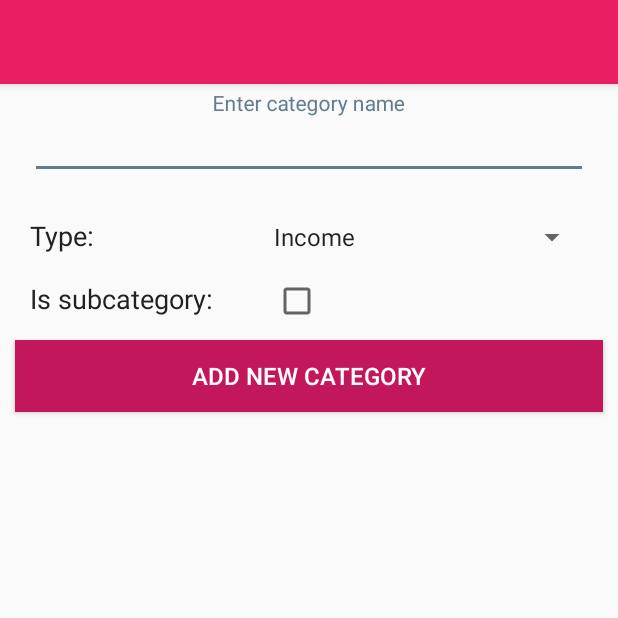
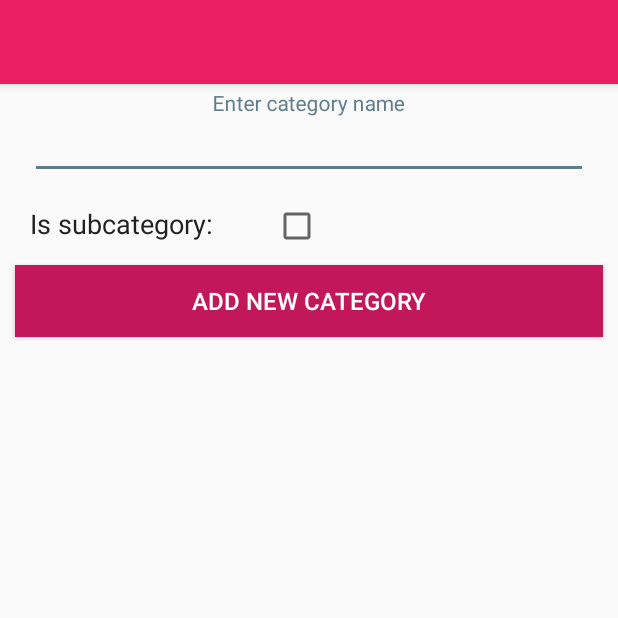
Before and after one commit to DStefanow/FastAccounting, an Android app: the screen it shows after launch (AddNewCategory), after a tap on "Add New Category", on a phone screen of 412 x 824 dp, the top half of it. Run offline under Robolectric (Android 15) with nearby library versions, the phone set to English and light mode, and no system bars; our stand-ins replace Room's generated code.

Commit message:
Add support for new category

```diff
--- a/app/src/main/java/com/dobromir/stefanov/fastaccounting/Activities/AddNewCategory.java
+++ b/app/src/main/java/com/dobromir/stefanov/fastaccounting/Activities/AddNewCategory.java
@@ -1,5 +1,6 @@
 package com.dobromir.stefanov.fastaccounting.Activities;
 
+import android.content.Intent;
 import android.os.Bundle;
 import android.view.View;
 import android.widget.ArrayAdapter;
@@ -7,6 +8,7 @@ import android.widget.AutoCompleteTextView;
 import android.widget.CheckBox;
 import android.widget.LinearLayout;
 import android.widget.Spinner;
+import android.widget.Toast;
 
 import androidx.appcompat.app.ActionBar;
 import androidx.appcompat.app.AppCompatActivity;
@@ -20,8 +22,7 @@ public class AddNewCategory extends AppCompatActivity {
     LinearLayout layoutMainCategory;
     AutoCompleteTextView editTxtCategoryName;
 
-
-    // Data object
+    // Flag for subcategory menu
     boolean isSubcategory = false;
 
     @Override
@@ -38,16 +39,7 @@ public class AddNewCategory extends AppCompatActivity {
         layoutMainCategory = (LinearLayout) findViewById(R.id.layoutMainCategory);
         editTxtCategoryName = (AutoCompleteTextView) findViewById(R.id.editTxtCategoryName);
 
-        PopulateTypeSpinner();
         SetupAutofillCategoryName();
-    }
-
-    private void PopulateTypeSpinner() {
-        ArrayAdapter<CharSequence> typeAdapter = ArrayAdapter.createFromResource(this,
-                R.array.types, android.R.layout.simple_spinner_item);
-
-        typeAdapter.setDropDownViewResource(android.R.layout.simple_spinner_dropdown_item);
-        typeSpinner.setAdapter(typeAdapter);
     }
 
     private void SetupAutofillCategoryName() {
@@ -59,7 +51,23 @@ public class AddNewCategory extends AppCompatActivity {
     }
 
     public void SubmitCategory(View view) {
-        setResult(RESULT_OK);
+        String categoryName = editTxtCategoryName.getText().toString();
+        int categoryParentId = 0;
+
+        if (categoryName.length() < 3) {
+            Toast.makeText(this, R.string.toast_category_name_check, Toast.LENGTH_SHORT).show();
+            return;
+        }
+
+        if (checkBoxIsSubcategory.isChecked()) {
+            // TODO .. Implement logic here
+        }
+
+        Intent intent = new Intent();
+        intent.putExtra("categoryName", categoryName);
+        intent.putExtra("categoryParentId", categoryParentId);
+
+        setResult(RESULT_OK, intent);
         this.finish();
     }
 
--- a/app/src/main/java/com/dobromir/stefanov/fastaccounting/Activities/MainActivity.java
+++ b/app/src/main/java/com/dobromir/stefanov/fastaccounting/Activities/MainActivity.java
@@ -23,10 +23,23 @@ public class MainActivity extends AppCompatActivity implements ItemClicked {
     private static final int ADD_NEW_CATEGORY_INTENT_ID = 2,
             ADD_NEW_PAYMENT_ID = 3;
 
+    private AccCategoryViewModel accCategoryViewModel;
+
     @Override
     protected void onCreate(Bundle savedInstanceState) {
         super.onCreate(savedInstanceState);
         setContentView(R.layout.activity_main);
+
+        final TransactionAdapter transactionAdapter = new TransactionAdapter(this);
+
+        // Populate hardcoded data
+        accCategoryViewModel = new ViewModelProvider(this).get(AccCategoryViewModel.class);
+        accCategoryViewModel.getAllCategories().observe(this, new Observer<List<AccCategory>>() {
+            @Override
+            public void onChanged(List<AccCategory> accCategories) {
+                transactionAdapter.setTransactions(accCategories);
+            }
+        });
     }
 
     @Override
@@ -53,6 +66,12 @@ public class MainActivity extends AppCompatActivity implements ItemClicked {
 
         if (requestCode == ADD_NEW_CATEGORY_INTENT_ID) {
             if (resultCode == RESULT_OK) {
+                String categoryName = data.getStringExtra("categoryName");
+                int categoryParentId = data.getIntExtra("categoryParentId", 0);
+
+                // Add the new category
+                accCategoryViewModel.insertCategory(new AccCategory(categoryName, categoryParentId));
+
                 Toast.makeText(this, R.string.toast_new_category, Toast.LENGTH_SHORT).show();
             }
         } else if (requestCode == ADD_NEW_PAYMENT_ID) {
--- a/app/src/main/res/layout/activity_add_new_category.xml
+++ b/app/src/main/res/layout/activity_add_new_category.xml
@@ -27,37 +27,7 @@
             android:inputType="textPersonName"
             android:textColor="@color/colorPrimaryText"
             android:textColorHint="@color/colorSecondaryText" />
-
     </com.google.android.material.textfield.TextInputLayout>
-
-
-    <LinearLayout
-        android:layout_width="match_parent"
-        android:layout_height="wrap_content"
-        android:orientation="horizontal"
-        android:layout_marginTop="20dp">
-
-        <TextView
-            android:id="@+id/txtViewType"
-            android:layout_width="0dp"
-            android:layout_height="wrap_content"
-            android:layout_marginStart="20dp"
-            android:layout_marginTop="5dp"
-            android:layout_marginEnd="10dp"
-            android:layout_weight="2"
-            android:text="@string/type"
-            android:textColor="@color/colorPrimaryText"
-            android:textSize="18sp" />
-
-        <Spinner
-            android:id="@+id/spinnerType"
-            android:layout_width="0dp"
-            android:layout_height="wrap_content"
-            android:layout_marginTop="5dp"
-            android:layout_marginEnd="20dp"
-            android:layout_weight="3"
-            android:dropDownWidth="200dp" />
-    </LinearLayout>
 
     <LinearLayout
         android:layout_width="match_parent"
--- a/app/src/main/res/values/strings.xml
+++ b/app/src/main/res/values/strings.xml
@@ -6,6 +6,7 @@
     <string name="scan_qr">Scan QR</string>
     <string name="toast_new_category">The new category is successfully added!</string>
     <string name="toast_new_payment">The new payment is successfully added!</string>
+    <string name="toast_category_name_check">Category name must be at least 3 characters</string>
     <string name="hint_category_name">Enter category name</string>
     <string name="type">Type:</string>
     <string name="is_subcategory_txt_view">Is subcategory:</string>
```
